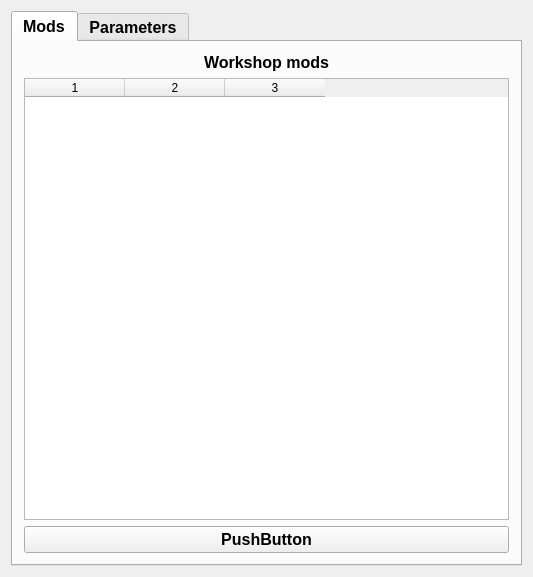
Above: src/arma3-unix-launcher/mainwindow.ui from tomich/arma3-unix-launcher before the change. Below: the same form after it.
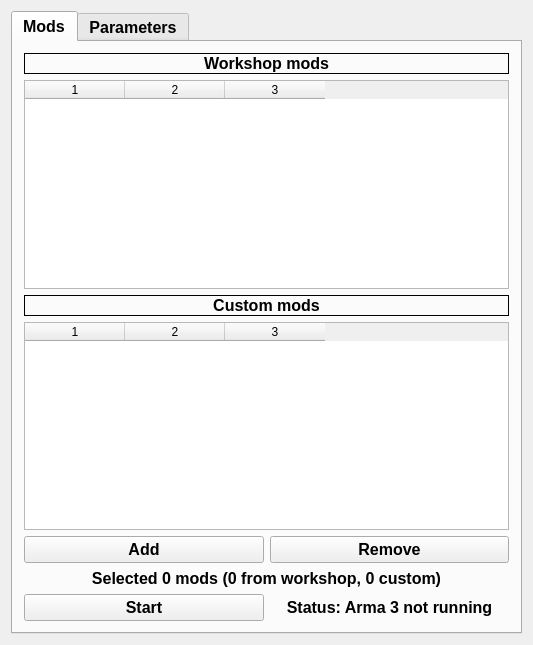
That is the form after the change.

```diff
--- a/src/arma3-unix-launcher/mainwindow.ui
+++ b/src/arma3-unix-launcher/mainwindow.ui
@@ -7,7 +7,7 @@
     <x>0</x>
     <y>0</y>
     <width>533</width>
-    <height>577</height>
+    <height>645</height>
    </rect>
   </property>
   <property name="windowTitle">
@@ -45,16 +45,28 @@
          <attribute name="title">
           <string>Mods</string>
          </attribute>
-         <layout class="QVBoxLayout" name="verticalLayout_4">
-          <item>
+         <layout class="QGridLayout" name="gridLayout">
+          <item row="0" column="0">
            <layout class="QVBoxLayout" name="verticalLayout_3">
             <item>
              <widget class="QLabel" name="label">
+              <property name="maximumSize">
+               <size>
+                <width>1024</width>
+                <height>1024</height>
+               </size>
+              </property>
+              <property name="frameShape">
+               <enum>QFrame::Box</enum>
+              </property>
+              <property name="frameShadow">
+               <enum>QFrame::Plain</enum>
+              </property>
               <property name="text">
                <string>Workshop mods</string>
               </property>
               <property name="alignment">
-               <set>Qt::AlignHCenter|Qt::AlignTop</set>
+               <set>Qt::AlignCenter</set>
               </property>
              </widget>
             </item>
@@ -69,18 +81,107 @@
               <attribute name="horizontalHeaderVisible">
                <bool>true</bool>
               </attribute>
+              <attribute name="verticalHeaderVisible">
+               <bool>false</bool>
+              </attribute>
               <column/>
               <column/>
               <column/>
              </widget>
             </item>
             <item>
-             <widget class="QPushButton" name="pushButton">
+             <widget class="QLabel" name="label_2">
+              <property name="frameShape">
+               <enum>QFrame::Box</enum>
+              </property>
+              <property name="frameShadow">
+               <enum>QFrame::Plain</enum>
+              </property>
               <property name="text">
-               <string>PushButton</string>
+               <string>Custom mods</string>
               </property>
+              <property name="alignment">
+               <set>Qt::AlignCenter</set>
+              </property>
              </widget>
             </item>
+            <item>
+             <widget class="QTableWidget" name="table_custom_mods">
+              <property name="frameShape">
+               <enum>QFrame::StyledPanel</enum>
+              </property>
+              <property name="selectionBehavior">
+               <enum>QAbstractItemView::SelectRows</enum>
+              </property>
+              <property name="columnCount">
+               <number>3</number>
+              </property>
+              <attribute name="horizontalHeaderVisible">
+               <bool>true</bool>
+              </attribute>
+              <attribute name="verticalHeaderVisible">
+               <bool>false</bool>
+              </attribute>
+              <column/>
+              <column/>
+              <column/>
+             </widget>
+            </item>
+            <item>
+             <layout class="QHBoxLayout" name="horizontalLayout">
+              <item>
+               <widget class="QPushButton" name="button_add_custom_mod">
+                <property name="text">
+                 <string>Add</string>
+                </property>
+               </widget>
+              </item>
+              <item>
+               <widget class="QPushButton" name="button_remove_custom_mod">
+                <property name="text">
+                 <string>Remove</string>
+                </property>
+               </widget>
+              </item>
+             </layout>
+            </item>
+            <item>
+             <widget class="QLabel" name="label_3">
+              <property name="frameShape">
+               <enum>QFrame::Box</enum>
+              </property>
+              <property name="lineWidth">
+               <number>0</number>
+              </property>
+              <property name="text">
+               <string>Selected 0 mods (0 from workshop, 0 custom)</string>
+              </property>
+              <property name="alignment">
+               <set>Qt::AlignCenter</set>
+              </property>
+             </widget>
+            </item>
+            <item>
+             <layout class="QHBoxLayout" name="horizontalLayout_2">
+              <item>
+               <widget class="QPushButton" name="pushButton">
+                <property name="text">
+                 <string>Start</string>
+                </property>
+               </widget>
+              </item>
+              <item>
+               <widget class="QLabel" name="label_arma_status">
+                <property name="text">
+                 <string>Status: Arma 3 not running</string>
+                </property>
+                <property name="alignment">
+                 <set>Qt::AlignCenter</set>
+                </property>
+               </widget>
+              </item>
+             </layout>
+            </item>
            </layout>
           </item>
          </layout>
```
Left out of the diff: 2 changed lines with no effect on the pictures.
